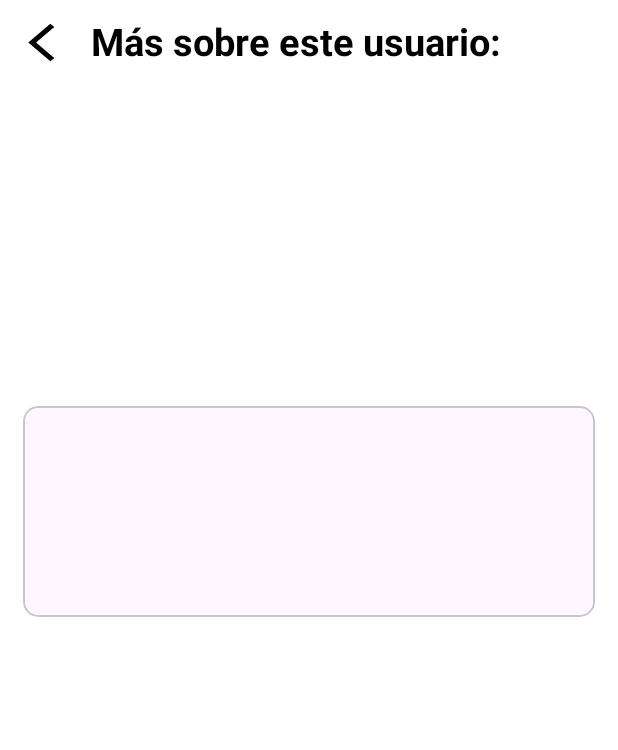
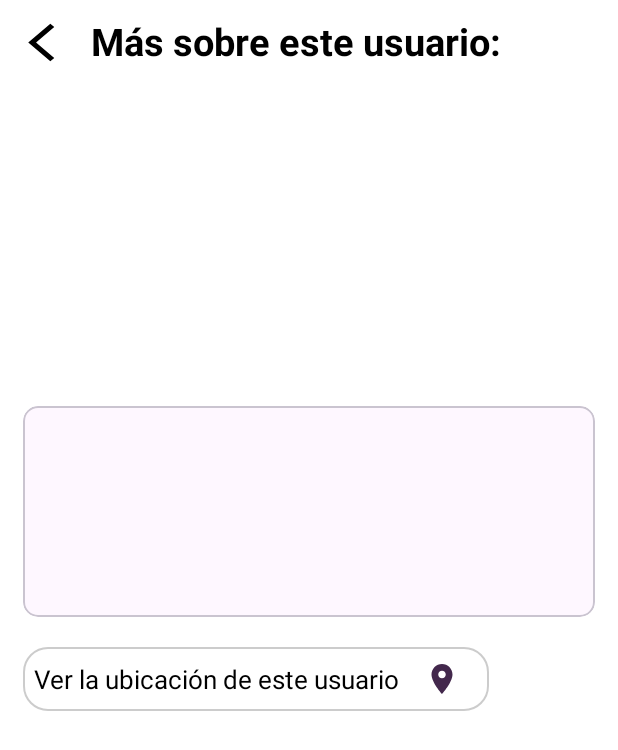
Before and after one commit to Kikiriki070204/Users, an Android app: the layout activity_user_data.xml on its own in the app's theme, with its tools: preview values and no code run, on a phone screen of 412 x 824 dp. Shown: the top 750 px of the screen. Run offline under Robolectric (Android 15) with nearby library versions, the phone set to English and light mode, and no system bars.

```diff
--- /dev/null
+++ b/app/src/main/res/drawable/baseline_location_on_24.xml
@@ -0,0 +1,5 @@
+<vector android:height="24dp" android:tint="#43284C"
+    android:viewportHeight="24" android:viewportWidth="24"
+    android:width="24dp" xmlns:android="http://schemas.android.com/apk/res/android">
+    <path android:fillColor="@android:color/white" android:pathData="M12,2C8.13,2 5,5.13 5,9c0,5.25 7,13 7,13s7,-7.75 7,-13c0,-3.87 -3.13,-7 -7,-7zM12,11.5c-1.38,0 -2.5,-1.12 -2.5,-2.5s1.12,-2.5 2.5,-2.5 2.5,1.12 2.5,2.5 -1.12,2.5 -2.5,2.5z"/>
+</vector>
--- /dev/null
+++ b/app/src/main/res/drawable/rounded.xml
@@ -0,0 +1,10 @@
+<?xml version="1.0" encoding="utf-8"?>
+<shape xmlns:android="http://schemas.android.com/apk/res/android" android:shape="rectangle">
+    <solid android:color="#FFFFFF" /> <corners android:radius="16dp" /> <stroke
+    android:width="1dp" android:color="#CCCCCC" /> <padding
+    android:left="3dp"
+    android:top="3dp"
+    android:right="3dp"
+    android:bottom="3dp" />
+
+</shape>
--- a/app/src/main/res/layout/activity_user_data.xml
+++ b/app/src/main/res/layout/activity_user_data.xml
@@ -119,6 +119,48 @@
         </com.google.android.material.card.MaterialCardView>
 
 
+        <LinearLayout
+            android:layout_width="match_parent"
+            android:layout_height="match_parent"
+            android:orientation="vertical"
+            android:layout_marginTop="20dp">
+            <LinearLayout
+                android:background="@drawable/rounded"
+                android:id="@+id/ubicacion"
+                android:layout_width="wrap_content"
+                android:layout_height="wrap_content"
+                android:orientation="horizontal"
+                android:padding="5dp">
+                <LinearLayout
+                    android:id="@+id/location"
+                    android:layout_width="wrap_content"
+                    android:layout_height="wrap_content"
+                    android:layout_marginTop="2dp"
+                    android:padding="2dp"
+                    android:layout_toStartOf="@+id/icon"
+                    android:orientation="vertical">
+
+                    <TextView
+                        android:id="@+id/text"
+                        android:layout_width="match_parent"
+                        android:layout_height="wrap_content"
+                        android:layout_marginBottom="2dp"
+                        android:textColor="@color/black"
+                        android:textSize="17sp"
+                        android:text="Ver la ubicación de este usuario"
+                        ></TextView>
+                </LinearLayout>
+                <ImageView
+                    android:id="@+id/icon"
+                    android:layout_width="wrap_content"
+                    android:layout_height="wrap_content"
+                    android:layout_alignParentRight="true"
+                    android:src="@drawable/baseline_location_on_24"
+                    android:layout_gravity="center"
+                    android:paddingLeft="14dp"
+                    android:paddingRight="14dp"></ImageView>
+            </LinearLayout>
+        </LinearLayout>
     </LinearLayout>
 
 </androidx.constraintlayout.widget.ConstraintLayout>
```
Also changed, not shown: app/src/main/java/com/example/examenprueba1/MainActivity.java (+10 -0 lines), app/src/main/java/com/example/examenprueba1/models/UserModel.java (+11 -3 lines), app/src/main/java/com/example/examenprueba1/views/UserData.java (+23 -1 lines).
